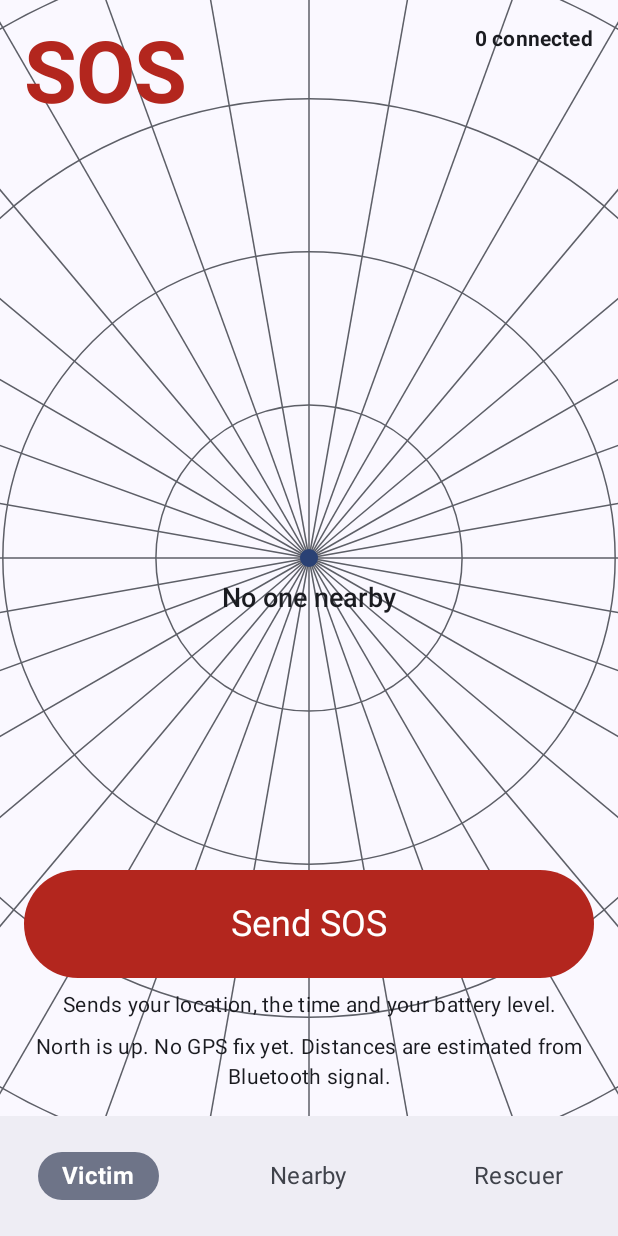
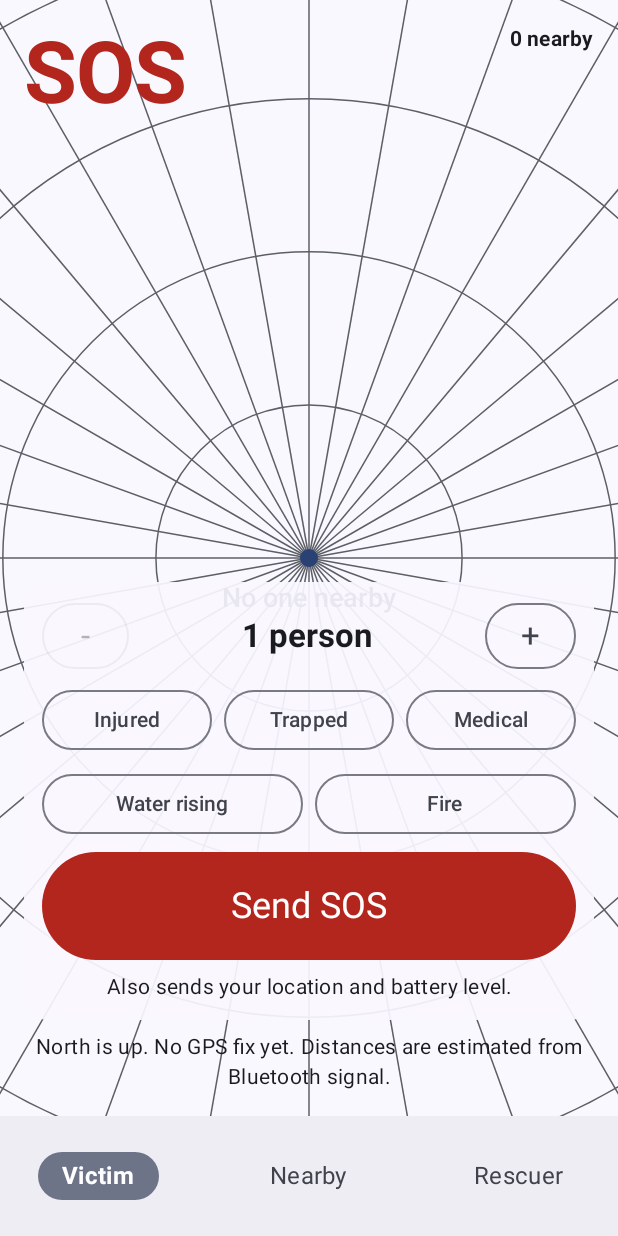
Before and after one commit to Aayushkumar-gupta/FlareHop, an Android app built with Jetpack Compose: the screen it shows after launch (MainActivity), on a phone screen of 412 x 824 dp. Run offline under Robolectric (Android 15) with nearby library versions, the phone set to English and light mode, and no system bars.

Commit message:
Ask for people and conditions again and show the priority band on rescuer cards

```diff
--- a/app/src/main/java/com/flarehop/ui/VictimScreen.kt
+++ b/app/src/main/java/com/flarehop/ui/VictimScreen.kt
@@ -18,11 +18,16 @@ import androidx.compose.material3.Text
 import androidx.compose.runtime.Composable
 import androidx.compose.runtime.collectAsState
 import androidx.compose.runtime.getValue
+import androidx.compose.runtime.mutableIntStateOf
+import androidx.compose.runtime.mutableStateOf
+import androidx.compose.runtime.saveable.rememberSaveable
+import androidx.compose.runtime.setValue
 import androidx.compose.ui.Alignment
 import androidx.compose.ui.Modifier
 import androidx.compose.ui.text.font.FontWeight
 import androidx.compose.ui.text.style.TextAlign
 import androidx.compose.ui.unit.dp
+import com.flarehop.flare.SosDetails
 import com.flarehop.flare.SosRecord
 import com.flarehop.flare.SosStatus
 import java.util.Locale
@@ -120,7 +125,7 @@ fun VictimScreen(flare: FlareViewModel, modifier: Modifier = Modifier) {
                     fontWeight = FontWeight.Bold,
                     color = MaterialTheme.colorScheme.error,
                 )
-                ConnectedPeople(count = blips.size)
+                NearbyPeople(count = blips.size)
             }
             if (statusText != null) {
                 Text(text = statusText, style = MaterialTheme.typography.headlineSmall)
@@ -135,21 +140,7 @@ fun VictimScreen(flare: FlareViewModel, modifier: Modifier = Modifier) {
             horizontalAlignment = Alignment.CenterHorizontally,
         ) {
             if (mySos == null) {
-                Button(
-                    onClick = { flare.sendSos() },
-                    colors = ButtonDefaults.buttonColors(
-                        containerColor = MaterialTheme.colorScheme.error,
-                        contentColor = MaterialTheme.colorScheme.onError,
-                    ),
-                    modifier = Modifier.fillMaxWidth().height(72.dp),
-                ) {
-                    Text(text = "Send SOS", style = MaterialTheme.typography.headlineSmall)
-                }
-                Text(
-                    text = "Sends your location, the time and your battery level.",
-                    style = MaterialTheme.typography.bodyMedium,
-                    textAlign = TextAlign.Center,
-                )
+                SosPanel(onSend = flare::sendSos)
             } else {
                 OutlinedButton(
                     onClick = { flare.cancelSos() },
@@ -177,13 +168,103 @@ fun VictimScreen(flare: FlareViewModel, modifier: Modifier = Modifier) {
 }
 
 @Composable
-private fun ConnectedPeople(count: Int) {
+private fun SosPanel(onSend: (SosDetails) -> Unit) {
+    var people by rememberSaveable { mutableIntStateOf(1) }
+    var injured by rememberSaveable { mutableStateOf(false) }
+    var trapped by rememberSaveable { mutableStateOf(false) }
+    var medical by rememberSaveable { mutableStateOf(false) }
+    var water by rememberSaveable { mutableStateOf(false) }
+    var fire by rememberSaveable { mutableStateOf(false) }
+
+    // Slightly see-through so the radar behind it stays visible.
+    Surface(
+        shape = RoundedCornerShape(16.dp),
+        color = MaterialTheme.colorScheme.surface.copy(alpha = 0.92f),
+        tonalElevation = 2.dp,
+    ) {
+        Column(
+            modifier = Modifier.padding(12.dp),
+            verticalArrangement = Arrangement.spacedBy(8.dp),
+        ) {
+            Row(
+                verticalAlignment = Alignment.CenterVertically,
+                horizontalArrangement = Arrangement.spacedBy(12.dp),
+            ) {
+                OutlinedButton(onClick = { people-- }, enabled = people > 1) {
+                    Text(text = "-", style = MaterialTheme.typography.titleLarge)
+                }
+                Text(
+                    text = if (people == 1) "1 person" else "$people people",
+                    style = MaterialTheme.typography.titleLarge,
+                    fontWeight = FontWeight.Bold,
+                    textAlign = TextAlign.Center,
+                    modifier = Modifier.weight(1f),
+                )
+                OutlinedButton(onClick = { people++ }, enabled = people < MAX_PEOPLE) {
+                    Text(text = "+", style = MaterialTheme.typography.titleLarge)
+                }
+            }
+            Row(horizontalArrangement = Arrangement.spacedBy(8.dp)) {
+                Toggle("Injured", injured, { injured = it }, Modifier.weight(1f))
+                Toggle("Trapped", trapped, { trapped = it }, Modifier.weight(1f))
+                Toggle("Medical", medical, { medical = it }, Modifier.weight(1f))
+            }
+            Row(horizontalArrangement = Arrangement.spacedBy(8.dp)) {
+                Toggle("Water rising", water, { water = it }, Modifier.weight(1f))
+                Toggle("Fire", fire, { fire = it }, Modifier.weight(1f))
+            }
+            Button(
+                onClick = {
+                    onSend(
+                        SosDetails(
+                            people = people,
+                            injured = injured,
+                            trapped = trapped,
+                            water = water,
+                            medical = medical,
+                            fire = fire,
+                        ),
+                    )
+                },
+                colors = ButtonDefaults.buttonColors(
+                    containerColor = MaterialTheme.colorScheme.error,
+                    contentColor = MaterialTheme.colorScheme.onError,
+                ),
+                modifier = Modifier.fillMaxWidth().height(72.dp),
+            ) {
+                Text(text = "Send SOS", style = MaterialTheme.typography.headlineSmall)
+            }
+            Text(
+                text = "Also sends your location and battery level.",
+                style = MaterialTheme.typography.bodyMedium,
+                textAlign = TextAlign.Center,
+                modifier = Modifier.fillMaxWidth(),
+            )
+        }
+    }
+}
+
+@Composable
+private fun Toggle(label: String, on: Boolean, onChange: (Boolean) -> Unit, modifier: Modifier) {
+    if (on) {
+        Button(onClick = { onChange(false) }, modifier = modifier) { Text(label) }
+    } else {
+        OutlinedButton(onClick = { onChange(true) }, modifier = modifier) { Text(label) }
+    }
+}
+
+// Contract 1 packs people into 4 bits, so 15 is the most a packet can carry.
+private const val MAX_PEOPLE = 15
+
+// The plan says nothing pairs or connects, so the count is of phones heard nearby.
+@Composable
+private fun NearbyPeople(count: Int) {
     Column(
         horizontalAlignment = Alignment.End,
         verticalArrangement = Arrangement.spacedBy(4.dp),
     ) {
         Text(
-            text = "$count connected",
+            text = "$count nearby",
             style = MaterialTheme.typography.labelLarge,
             fontWeight = FontWeight.Bold,
         )
```
Also changed, not shown: app/src/main/java/com/flarehop/ui/FlareViewModel.kt (+2 -12 lines), app/src/main/java/com/flarehop/ui/SosListScreen.kt (+37 -7 lines).
